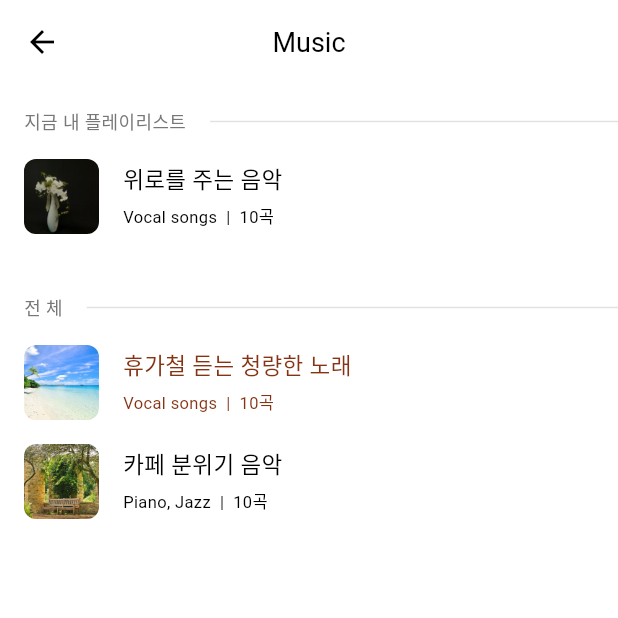
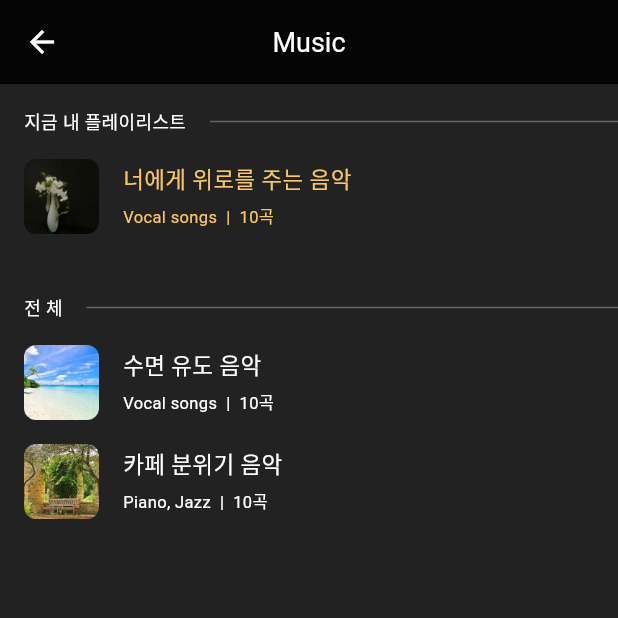
Before and after one commit to rainofmay/distance, a Flutter app: the MusicThemesScreen screen opened directly, on a phone screen of 412 x 824 dp, the top half of it. Run offline on Flutter 3.47's test engine with Material 3 defaults, Android fonts, the phone set to English and light mode, and no system bars; our stand-ins replace audioplayers, cached_network_image, emoji_picker_flutter, firebase_core, flutter_dotenv, flutter_svg and 9 more; missing offline and left inert: aws_s3_api, background_fetch, cached_video_player, omni_datetime_picker; accounts and stored records are empty; network calls fail; Roboto replaces fonts that are missing (GmarketSansTTFMedium).

Commit message:
{update] music, sound 업데이트

```diff
--- a/lib/provider/myroom/myroom_music_provider.dart
+++ b/lib/provider/myroom/myroom_music_provider.dart
@@ -1,23 +1,52 @@
 import 'package:mobile/model/music_info.dart';
 
 class MyRoomMusicProvider {
-  //플레이어 리스트
-  static List<MusicInfo> musicList = [
+  /* 위로를 주는 음악 리스트 */
+  static List<MusicInfo> consolationMusicList = [
     MusicInfo(
         id: 0,
-        kindOfMusic: 'getting sleep with me',
-        audioURL: 'audios/nature/defaultMainMusic2.mp3',
+        kindOfMusic: 'Adorable days with you',
+        audioURL: 'audios/music/consolation/consolation0_piano.mp3',
         isLiked: false),
     MusicInfo(
         id: 1,
-        kindOfMusic: 'Lovely morning',
-        audioURL: 'audios/nature/defaultMainMusic3.mp3',
-        isLiked: false)
+        kindOfMusic: 'Sunny dreams',
+        audioURL: 'audios/music/consolation/consolation1_piano.mp3',
+        isLiked: false),
+    MusicInfo(
+        id: 2,
+        kindOfMusic: 'Tender awakening',
+        audioURL: 'audios/music/consolation/consolation2_piano.mp3',
+        isLiked: false),
+    MusicInfo(
+        id: 3,
+        kindOfMusic: 'Soothing tides',
+        audioURL: 'audios/music/consolation/consolation3_piano.mp3',
+        isLiked: false),
+    MusicInfo(
+        id: 4,
+        kindOfMusic: 'Soft horizons',
+        audioURL: 'audios/music/consolation/consolation4_piano.mp3',
+        isLiked: false),
+    MusicInfo(
+        id: 5,
+        kindOfMusic: 'Resilient Heart',
+        audioURL: 'audios/music/consolation/consolation5_piano.mp3',
+        isLiked: false),
+    MusicInfo(
+        id: 6,
+        kindOfMusic: 'The gentle rhythm of healing hearts',
+        audioURL: 'audios/music/consolation/consolation6_piano.mp3',
+        isLiked: false),
+    MusicInfo(
+        id: 7,
+        kindOfMusic: 'Footprints on the path to inner peace',
+        audioURL: 'audios/music/consolation/consolation7_piano.mp3',
+        isLiked: false),
   ];
 
 
-
   List<MusicInfo> getAllMusic() {
-    return musicList;
+    return consolationMusicList;
   }
 }
--- a/lib/provider/myroom/myroom_sound_provider.dart
+++ b/lib/provider/myroom/myroom_sound_provider.dart
@@ -120,7 +120,7 @@ class MyRoomSoundProvider {
      soundListOfUser.add(musicInfo.copyWith(isLiked : true));
      await saveUserSounds();
    } else {
-     print('이미 리스트에 존재하는 음악입니다: ${musicInfo.kindOfMusic}');
+     print('이미 리스트에 존재하는 소리입니다: ${musicInfo.kindOfMusic}');
    }
   }
 
--- a/lib/view/myroom/music/music_tab_screen.dart
+++ b/lib/view/myroom/music/music_tab_screen.dart
@@ -34,7 +34,7 @@ class MusicTabScreen extends StatelessWidget {
                     Navigator.push(context,
                         MaterialPageRoute(builder: (c) => MusicThemesScreen()));
                   },
-                  title: '몰입에 도움이 되는 음악',
+                  title: '너에게 위로를 주는 음악',
                   iconData: CupertinoIcons.music_note_2),
               const SizedBox(height: 20),
               Center(child: CircledMusicPlayer(viewModel: viewModel)),
--- a/lib/view/myroom/music/music_themes_screen.dart
+++ b/lib/view/myroom/music/music_themes_screen.dart
@@ -31,12 +31,12 @@ class _MusicThemesScreenState extends State<MusicThemesScreen> {
   @override
   Widget build(BuildContext context) {
     return Scaffold(
-      backgroundColor: WHITE,
+      backgroundColor:  Colors.black87,
       appBar: CustomBackAppBar(
         appbarTitle: 'Music',
         isCenterTitle: true,
-        backgroundColor: WHITE,
-        contentColor: BLACK,
+        backgroundColor:  Colors.black87,
+        contentColor: WHITE,
         isLeading: true,
         backFunction: () {
           Get.back();
@@ -56,14 +56,14 @@ class _MusicThemesScreenState extends State<MusicThemesScreen> {
                           const SizedBox(height: 16),
                           PlayListItem(
                               onTap: () {
-                                Navigator.push(context,
-                                    MaterialPageRoute(builder: (c) => MusicDetailScreen()));
+                                // Navigator.push(context,
+                                //     MaterialPageRoute(builder: (c) => MusicDetailScreen()));
                               },
                               thumbnailUrl: 'assets/images/themes/music/consolation.jpg',
-                              title: '위로를 주는 음악',
+                              title: '너에게 위로를 주는 음악',
                               instrument: 'Vocal songs',
                               numberOfsongs: 10,
-                              textColor: BLACK),
+                              textColor: PRIMARY_LIGHT),
                           const SizedBox(height: 40),
                           // Expanded(child: ListView.builder(itemBuilder: itemBuilder)),
                           //ListView.builder 로 변환해야함 !!!
@@ -72,10 +72,10 @@ class _MusicThemesScreenState extends State<MusicThemesScreen> {
                           PlayListItem(
                               onTap: () {},
                               thumbnailUrl: 'assets/images/themes/summer_theme.jpg',
-                              title: '휴가철 듣는 청량한 노래',
+                              title: '수면 유도 음악',
                               instrument: 'Vocal songs',
                               numberOfsongs: 10,
-                              textColor: SECONDARY),
+                              textColor: WHITE),
                           const SizedBox(height: 16),
                           PlayListItem(
                               onTap: () {},
@@ -83,7 +83,7 @@ class _MusicThemesScreenState extends State<MusicThemesScreen> {
                               title: '카페 분위기 음악',
                               instrument: 'Piano, Jazz',
                               numberOfsongs: 10,
-                              textColor: BLACK),
+                              textColor: WHITE),
                         ],
                       ),
                   ),
--- a/lib/view/myroom/music/sound_themes_screen.dart
+++ b/lib/view/myroom/music/sound_themes_screen.dart
@@ -8,8 +8,6 @@ import 'package:mobile/view_model/myroom/music/sound_view_model.dart';
 import 'package:mobile/view_model/myroom/music/store_sound_view_model.dart';
 import 'package:mobile/widgets/app_bar/custom_back_appbar.dart';
 import 'package:mobile/widgets/borderline.dart';
-import 'package:mobile/widgets/functions/custom_dialog.dart';
-import 'package:mobile/widgets/ok_cancel._buttons.dart';
 
 class SoundThemesScreen extends StatelessWidget {
   final StoreSoundViewModel storeSoundViewModel =
@@ -60,7 +58,7 @@ class SoundThemesScreen extends StatelessWidget {
                             itemCount: 1,
                             itemBuilder: (context, index) {
                               return Obx(()=> Wrap(
-                                spacing: 5,
+                                spacing: 8,
                                 runSpacing: 8,
                                 children: List.generate(soundViewModel.soundInfoList.length, (index) {
                                   MusicInfo musicInfo = soundViewModel.soundInfoList[index];
@@ -70,7 +68,7 @@ class SoundThemesScreen extends StatelessWidget {
                                         gradient: LinearGradient(
                                           begin: Alignment.topLeft,
                                           end: Alignment.bottomRight,
-                                          colors: [Color(0xff002930), Color(0xff001824)],
+                                          colors: [Color(0xff023C46), Color(0xff001824)],
                                         ),
                                         borderRadius: BorderRadius.circular(40)
                                     ),
@@ -79,7 +77,7 @@ class SoundThemesScreen extends StatelessWidget {
                                         mainAxisSize: MainAxisSize.min,
                                         children: [
                                           Padding(
-                                            padding: const EdgeInsets.all(10.0),
+                                            padding: const EdgeInsets.symmetric(horizontal: 12.0, vertical: 8),
                                             child: Text('# ${musicInfo.kindOfMusic}', style: TextStyle(color: WHITE)),
                                           ),
                                         ],
@@ -146,7 +144,6 @@ class SoundThemesScreen extends StatelessWidget {
                                     IconButton(
                                         onPressed: () async {
                                           if (_containsMusicInfoById(soundViewModel.soundInfoList, musicInfo.id) == false) {
-                                            print('테스트');
                                           await soundViewModel.addSoundToUserList(musicInfo);
                                           }
                                           else {
--- a/lib/view/myroom/music/widget/circled_music_player.dart
+++ b/lib/view/myroom/music/widget/circled_music_player.dart
@@ -61,8 +61,8 @@ class _CircledMusicPlayerState extends State<CircledMusicPlayer>
   Widget build(BuildContext context) {
     double mediaSize = MediaQuery.of(context).size.width;
     return Obx(() {
-      final currentPositionSeconds = (widget.viewModel.currentMusicPosition.inMilliseconds / 1000).clamp(0, double.infinity);
-      final remainingDurationSeconds = ((widget.viewModel.currentMusicDuration.inMilliseconds - widget.viewModel.currentMusicPosition.inMilliseconds) / 1000).clamp(0, double.infinity);
+      // final currentPositionSeconds = (widget.viewModel.currentMusicPosition.inMilliseconds / 1000).clamp(0, double.infinity);
+      // final remainingDurationSeconds = ((widget.viewModel.currentMusicDuration.inMilliseconds - widget.viewModel.currentMusicPosition.inMilliseconds) / 1000).clamp(0, double.infinity);
 
       return Column(
       children: [
@@ -134,15 +134,15 @@ class _CircledMusicPlayerState extends State<CircledMusicPlayer>
                         })),
               ),
             ]),
-            const SizedBox(height: 15),
-            Text(
-            '${currentPositionSeconds.toStringAsFixed(1)} | ${remainingDurationSeconds.toStringAsFixed(1)}',
-            style: TextStyle(color: TRANSPARENT_WHITE, fontSize: 11)),
+            // const SizedBox(height: 15),
+            // Text(
+            // '${currentPositionSeconds.toStringAsFixed(1)} | ${remainingDurationSeconds.toStringAsFixed(1)}',
+            // style: TextStyle(color: TRANSPARENT_WHITE, fontSize: 11)),
             const SizedBox(height: 20),
             Text(
                 widget.viewModel.musicInfoList[widget.viewModel.currentIndex]
                     .kindOfMusic,
-                style: TextStyle(color: WHITE, fontSize: 14)),
+                style: TextStyle(color: WHITE, fontSize: 14, overflow: TextOverflow.ellipsis)),
             const SizedBox(height: 30),
             Row(
               mainAxisAlignment: MainAxisAlignment.spaceBetween,
--- a/lib/view_model/myroom/music/music_view_model.dart
+++ b/lib/view_model/myroom/music/music_view_model.dart
@@ -161,7 +161,5 @@ class MusicViewModel extends GetxController
     if(isRepeated) {
       _isShuffled.value = false;
     }
-
   }
-
 }
--- a/lib/widgets/section_title.dart
+++ b/lib/widgets/section_title.dart
@@ -3,7 +3,7 @@ import 'package:mobile/common/const/colors.dart';
 
 class SectionTitle extends StatelessWidget {
   final String title;
-  final Color? textColor = DARK_UNSELECTED;
+  final Color? textColor = WHITE;
   final void Function()? onTap;
 
   SectionTitle({super.key, required this.title, this.onTap});
@@ -17,9 +17,9 @@ class SectionTitle extends StatelessWidget {
       child: Row(
         children: [
           Text(title,
-              style: TextStyle(color: textColor ?? DARK_UNSELECTED, fontSize: 12)),
+              style: TextStyle(color: textColor ?? WHITE, fontSize: 12)),
           const SizedBox(width: 16),
-          Expanded(child: Container(color: GREY.withOpacity(0.3), height: 1))
+          Expanded(child: Container(color: WHITE.withOpacity(0.3), height: 1))
         ],
       ),
     );
--- a/pubspec.yaml
+++ b/pubspec.yaml
@@ -58,6 +58,7 @@ flutter:
     - assets/images/themes/music/
     - assets/icons/
     - assets/audios/nature/
+    - assets/audios/music/consolation/
     - assets/videos/sea/
     - assets/videos/gomji/
     - assets/videos/
```
Also changed, not shown: 9 other files.
